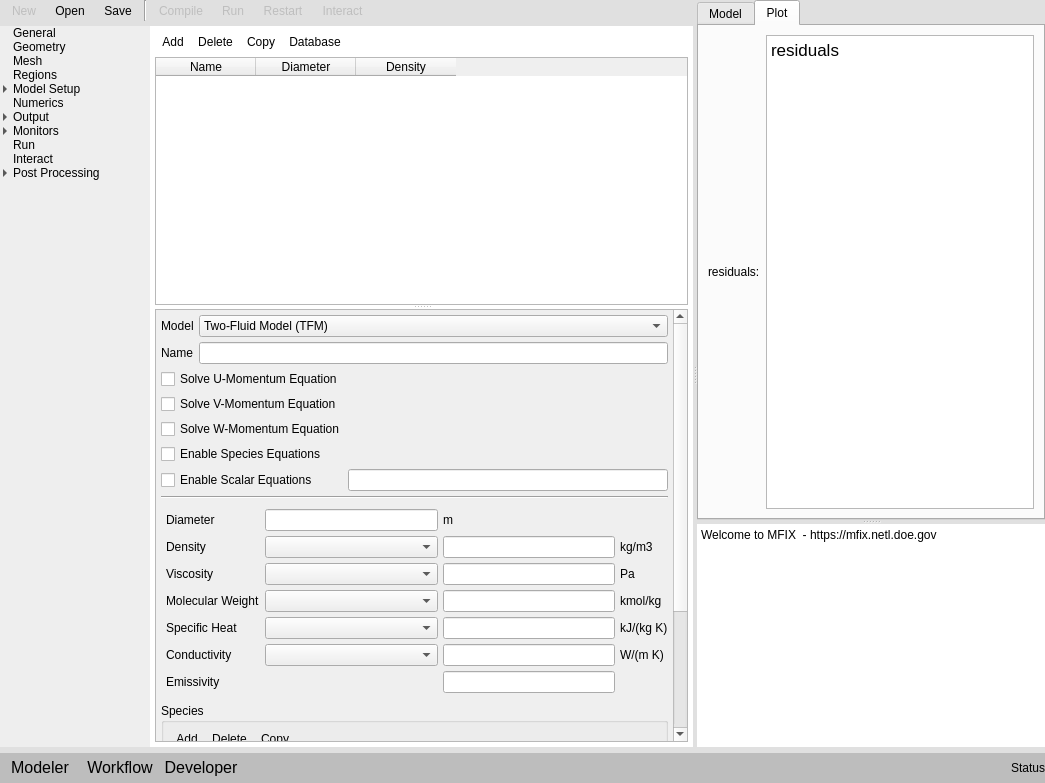
Old version of the form gui/uifiles/gui.ui in the repository truongd8593/mfix.
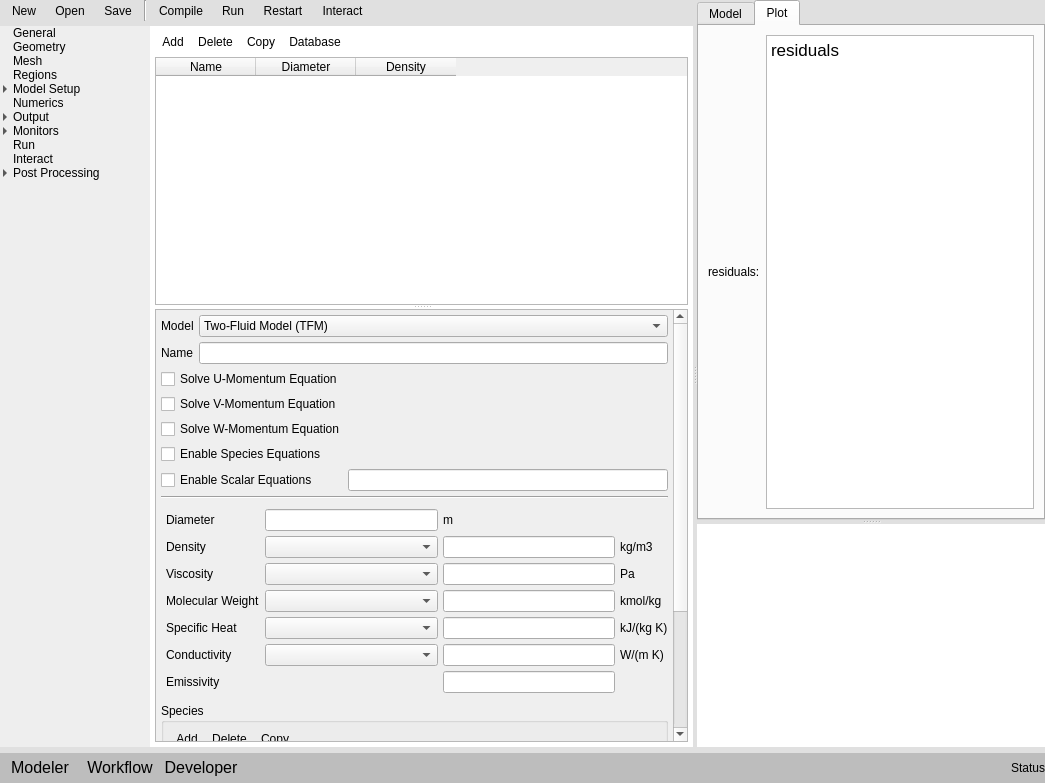
New version of the form. The open tabs and pages were chosen to show the change. Custom widgets are drawn as their Qt base class.

Commit message: fix order of startup messages

Diff of the .ui file:
```diff
--- a/gui/uifiles/gui.ui
+++ b/gui/uifiles/gui.ui
@@ -284,9 +284,6 @@
               </property>
               <item row="0" column="0">
                <widget class="QToolButton" name="toolbutton_new">
-                <property name="enabled">
-                 <bool>false</bool>
-                </property>
                 <property name="toolTip">
                  <string>New Project</string>
                 </property>
@@ -344,9 +341,6 @@
               </item>
               <item row="0" column="4">
                <widget class="QToolButton" name="toolbutton_compile">
-                <property name="enabled">
-                 <bool>false</bool>
-                </property>
                 <property name="text">
                  <string>Compile</string>
                 </property>
@@ -366,9 +360,6 @@
               </item>
               <item row="0" column="5">
                <widget class="QToolButton" name="toolbutton_run">
-                <property name="enabled">
-                 <bool>false</bool>
-                </property>
                 <property name="text">
                  <string>Run</string>
                 </property>
@@ -417,9 +408,6 @@
               </item>
               <item row="0" column="6">
                <widget class="QToolButton" name="toolbutton_restart">
-                <property name="enabled">
-                 <bool>false</bool>
-                </property>
                 <property name="text">
                  <string>Restart</string>
                 </property>
@@ -439,9 +427,6 @@
               </item>
               <item row="0" column="7">
                <widget class="QToolButton" name="toolbutton_interact">
-                <property name="enabled">
-                 <bool>false</bool>
-                </property>
                 <property name="text">
                  <string>Interact</string>
                 </property>
@@ -3432,8 +3417,7 @@
                   <bool>true</bool>
                  </property>
                  <property name="plainText">
-                  <string>Welcome to MFIX  - https://mfix.netl.doe.gov
-</string>
+                  <string/>
                  </property>
                  <property name="centerOnScroll">
                   <bool>false</bool>
@@ -3455,11 +3439,6 @@
   </widget>
  </widget>
  <customwidgets>
-  <customwidget>
-   <class>DoubleSpinBox</class>
-   <extends>QDoubleSpinBox</extends>
-   <header>widgets/base</header>
-  </customwidget>
   <customwidget>
    <class>LineEdit</class>
    <extends>QLineEdit</extends>
@@ -3470,6 +3449,11 @@
    <extends>QComboBox</extends>
    <header>widgets/base</header>
   </customwidget>
+  <customwidget>
+   <class>DoubleSpinBox</class>
+   <extends>QDoubleSpinBox</extends>
+   <header>widgets/base</header>
+  </customwidget>
   <customwidget>
    <class>CheckBox</class>
    <extends>QCheckBox</extends>
```
Left out of the diff: 299 changed lines with no effect on the pictures. The commit also changes 1 other file.
